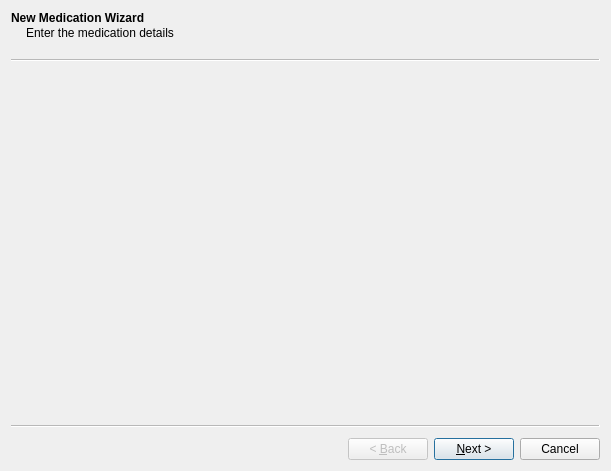
Qt form mtrack/altermedicationwizard.ui (kyledevans/Medicine-Track) before a commit.
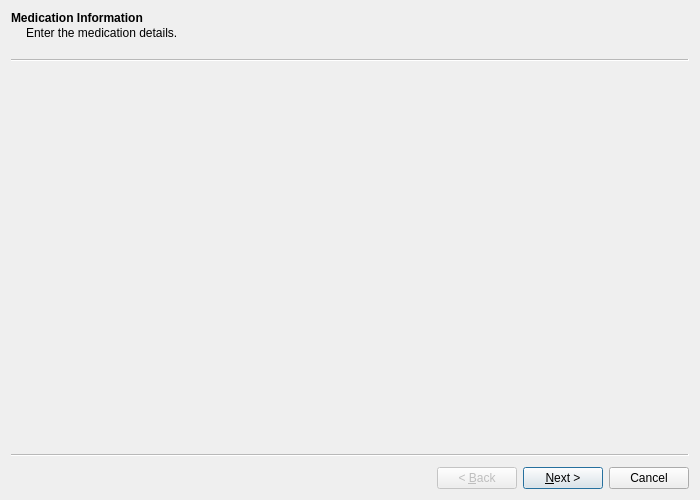
The same form after that commit. Custom widgets are drawn as their Qt base class.

Diff of the .ui file:
```diff
--- a/mtrack/altermedicationwizard.ui
+++ b/mtrack/altermedicationwizard.ui
@@ -2,23 +2,33 @@
 <ui version="4.0">
  <class>AlterMedicationWizard</class>
  <widget class="QWizard" name="AlterMedicationWizard">
-  <property name="geometry">
-   <rect>
-    <x>0</x>
-    <y>0</y>
-    <width>611</width>
-    <height>471</height>
-   </rect>
+  <property name="sizePolicy">
+   <sizepolicy hsizetype="Fixed" vsizetype="Fixed">
+    <horstretch>0</horstretch>
+    <verstretch>0</verstretch>
+   </sizepolicy>
+  </property>
+  <property name="minimumSize">
+   <size>
+    <width>700</width>
+    <height>500</height>
+   </size>
+  </property>
+  <property name="maximumSize">
+   <size>
+    <width>700</width>
+    <height>500</height>
+   </size>
   </property>
   <property name="windowTitle">
    <string>Wizard</string>
   </property>
   <widget class="NMW_Page00" name="page0">
    <property name="title">
-    <string>New Medication Wizard</string>
+    <string>Medication Information</string>
    </property>
    <property name="subTitle">
-    <string>Enter the medication details</string>
+    <string>Enter the medication details.</string>
    </property>
   </widget>
   <widget class="NMW_Page01" name="page1">
```
Left out of the diff: 2 changed lines with no effect on the pictures.
